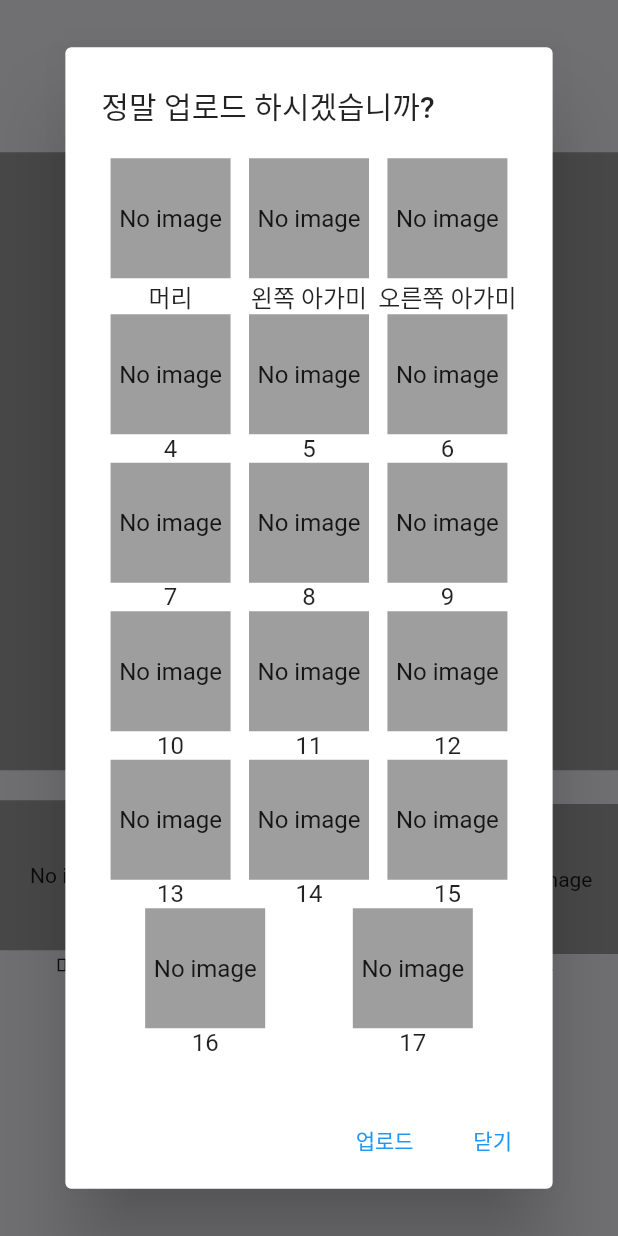
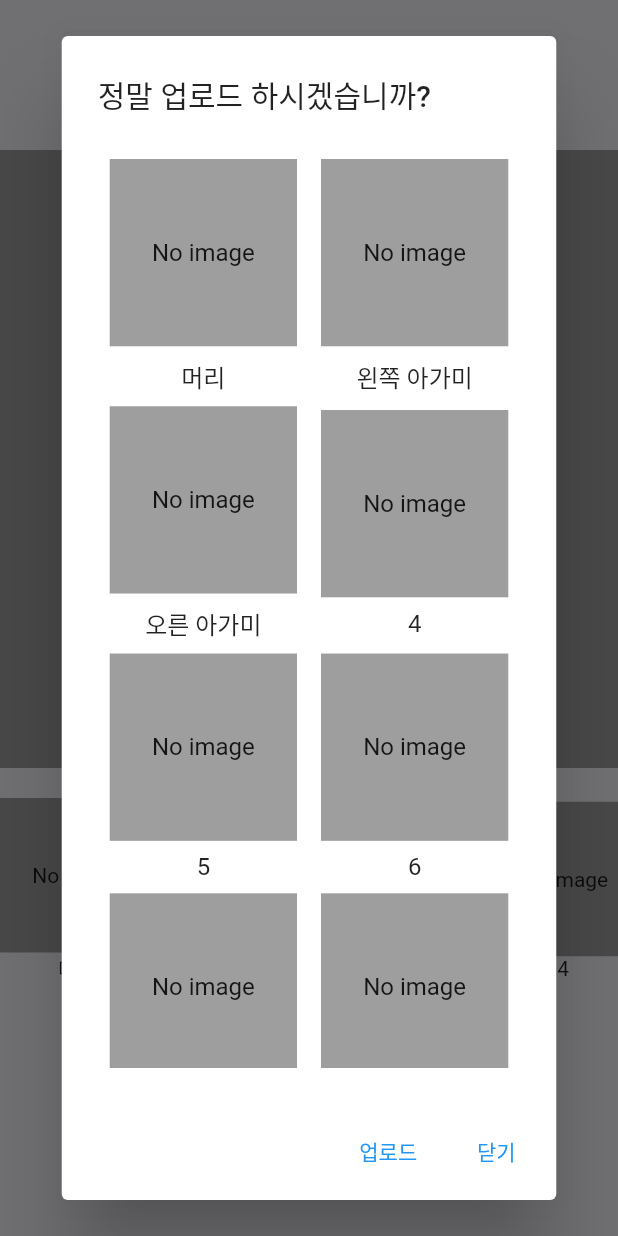
Before and after one commit to IDKOS1/disease_detection_flutter, a Flutter app: the screen it shows after launch, after a tap on "No image", after a tap on "이미지 업로드", on a phone screen of 412 x 824 dp. Run offline on Flutter 3.47's test engine with Material 2 defaults, Android fonts, the phone set to English and light mode, and no system bars; our stand-ins replace fluttertoast, gallery_saver, image_picker.

Commit message:
upgrid 2열로 변경 및 MediaQuery 로 사이즈 변경

```diff
--- a/lib/screen/camera_page.dart
+++ b/lib/screen/camera_page.dart
@@ -34,7 +34,7 @@ class _CameraPageState extends State<CameraPage> {
         _sixteen,
         _seventeen;
 
-  List<File?> imageList = [];
+
   String _text = '사진을 선택하시오';
   final picker = ImagePicker();
 
@@ -134,8 +134,8 @@ class _CameraPageState extends State<CameraPage> {
           },
           child: Container(
             color: Colors.grey,
-            width: 100,
-            height: 100,
+            width: MediaQuery.of(context).size.width/4,
+            height: MediaQuery.of(context).size.width/4,
             child: Center(
                 child: index == null
                     ? const Text('No image')
@@ -176,14 +176,17 @@ class _CameraPageState extends State<CameraPage> {
                 },
               );
             },
+            child: Padding(
+              padding: const EdgeInsets.all(8.0),
               child: Container(
                 color: Colors.grey,
-              width: 80,
-              height: 80,
+                width: MediaQuery.of(context).size.width/3.3,
+                height: MediaQuery.of(context).size.width/3.3,
                 child: Center(
                     child: index == null
                         ? const Text('No image')
                         : Image.file(File(index!.path))),
+              ),
             ),
           ),
           Text(part)
@@ -264,11 +267,12 @@ class _CameraPageState extends State<CameraPage> {
                   ),
                 ],
               ),
-              SizedBox(height: 10),
+              const SizedBox(height: 10),
               Row(
                 mainAxisAlignment: MainAxisAlignment.spaceEvenly,
                 children: [
                   ElevatedButton(
+                    child: const Text("이미지 저장"),
                     onPressed: () {
                       if (_image != null) {
                         toastmsg('저장완료');
@@ -281,35 +285,41 @@ class _CameraPageState extends State<CameraPage> {
                         toastmsg('선택 이미지 없음');
                       }
                     },
-                      child: const Text("이미지 저장")),
+                  ),
                   ElevatedButton(
+                    child: const Text("이미지 업로드"),
                     onPressed: () {
                       showDialog(
                           context: context,
                           builder: (BuildContext context) {
                             return AlertDialog(
-                                title: Text('정말 업로드 하시겠습니까?'),
+                              title: const Text('정말 업로드 하시겠습니까?'),
                               content: SingleChildScrollView(
                                 child: Column(
-                                    crossAxisAlignment:
-                                        CrossAxisAlignment.center,
+                                  crossAxisAlignment: CrossAxisAlignment.center,
                                   children: [
                                     Row(
                                       mainAxisAlignment:
                                           MainAxisAlignment.spaceBetween,
                                       children: [
                                         upgrid('머리', _head),
-                                          upgrid('왼쪽 아가미', _left),
-                                          upgrid('오른쪽 아가미', _right),
+                                        upgrid('왼쪽 아가미', _left)
                                       ],
                                     ),
                                     Row(
                                       mainAxisAlignment:
                                           MainAxisAlignment.spaceBetween,
                                       children: [
-                                          upgrid('4', _four),
+                                        upgrid('오른 아가미', _right),
+                                        upgrid('4', _four)
+                                      ],
+                                    ),
+                                    Row(
+                                      mainAxisAlignment:
+                                          MainAxisAlignment.spaceBetween,
+                                      children: [
                                         upgrid('5', _five),
-                                          upgrid('6', _six),
+                                        upgrid('6', _six)
                                       ],
                                     ),
                                     Row(
@@ -317,15 +327,21 @@ class _CameraPageState extends State<CameraPage> {
                                           MainAxisAlignment.spaceBetween,
                                       children: [
                                         upgrid('7', _seven),
-                                          upgrid('8', _eight),
-                                          upgrid('9', _nine),
+                                        upgrid('8', _eight)
                                       ],
                                     ),
                                     Row(
                                       mainAxisAlignment:
                                           MainAxisAlignment.spaceBetween,
                                       children: [
-                                          upgrid('10', _ten),
+                                        upgrid('9', _nine),
+                                        upgrid('10', _ten)
+                                      ],
+                                    ),
+                                    Row(
+                                      mainAxisAlignment:
+                                          MainAxisAlignment.spaceBetween,
+                                      children: [
                                         upgrid('11', _eleven),
                                         upgrid('12', _twelve),
                                       ],
@@ -336,15 +352,21 @@ class _CameraPageState extends State<CameraPage> {
                                       children: [
                                         upgrid('13', _thirteen),
                                         upgrid('14', _fourteen),
-                                          upgrid('15', _fifteen),
                                       ],
                                     ),
                                     Row(
                                       mainAxisAlignment:
                                           MainAxisAlignment.spaceBetween,
                                       children: [
+                                        upgrid('15', _fifteen),
                                         upgrid('16', _sixteen),
-                                          upgrid('17', _seventeen),
+                                      ],
+                                    ),
+                                    Row(
+                                      mainAxisAlignment:
+                                          MainAxisAlignment.spaceBetween,
+                                      children: [
+                                        upgrid('11', _seventeen),
                                       ],
                                     ),
                                   ],
@@ -356,25 +378,24 @@ class _CameraPageState extends State<CameraPage> {
                                     // 다이얼로그 닫기
                                     Navigator.of(context).pop();
                                   },
-                                    child: Text('업로드'),
+                                  child: const Text('업로드'),
                                 ),
                                 TextButton(
                                   onPressed: () {
                                     // 다이얼로그 닫기
                                     Navigator.of(context).pop();
                                   },
-                                    child: Text('닫기'),
+                                  child: const Text('닫기'),
                                 ),
                               ],
                             );
                           });
                     },
-                      child: const Text("이미지 업로드")),
+                  ),
                 ],
               )
             ],
-          )
-      ),
+          )),
     );
   }
 }
```
Lines whose indentation alone changed are shown as unchanged.
